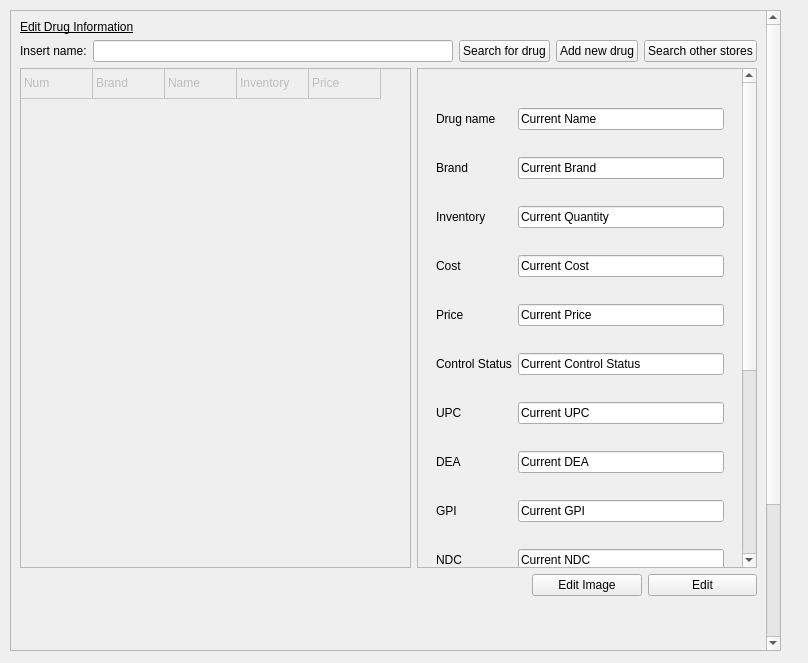
Before: the Qt Designer form managementscreen.ui in WNewsome/Pharmaceutical-Point-of-Sale, drawn with Qt 5.
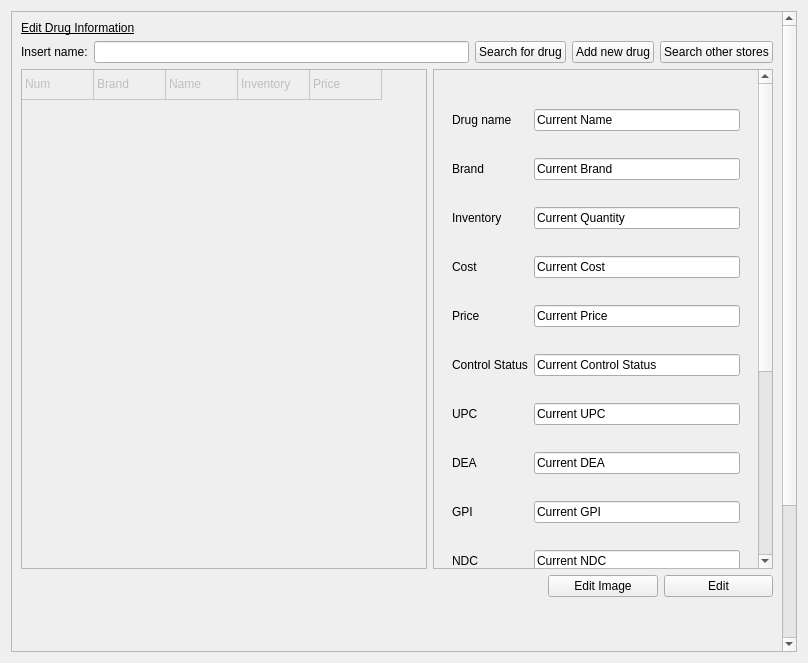
After: the same form once the commit is applied.

Patch:
```diff
--- a/managementscreen.ui
+++ b/managementscreen.ui
@@ -13,15 +13,9 @@
   <property name="windowTitle">
    <string>Form</string>
   </property>
+  <layout class="QGridLayout" name="gridLayout">
+   <item row="0" column="0">
   <widget class="QScrollArea" name="scrollArea">
-   <property name="geometry">
-    <rect>
-     <x>10</x>
-     <y>10</y>
-     <width>771</width>
-     <height>641</height>
-    </rect>
-   </property>
    <property name="minimumSize">
     <size>
      <width>0</width>
@@ -36,8 +30,8 @@
      <rect>
       <x>0</x>
       <y>0</y>
-      <width>748</width>
-      <height>887</height>
+        <width>771</width>
+        <height>822</height>
      </rect>
     </property>
     <layout class="QGridLayout" name="gridLayout_4">
@@ -248,8 +242,8 @@
          <rect>
           <x>0</x>
           <y>0</y>
-          <width>320</width>
-          <height>822</height>
+            <width>321</width>
+            <height>812</height>
          </rect>
         </property>
         <layout class="QVBoxLayout" name="verticalLayout">
@@ -452,6 +446,8 @@
     </layout>
    </widget>
   </widget>
+   </item>
+  </layout>
  </widget>
  <resources/>
  <connections/>
```
Lines whose indentation alone changed are shown as unchanged.
